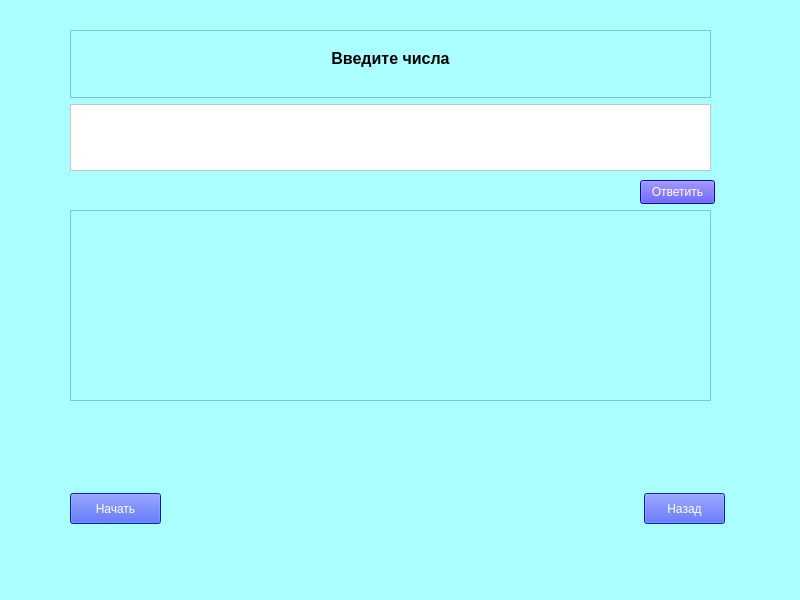
First picture: the form in game.ui, repository MarinaMM-IDB-23-11/Laba3, before the edit.
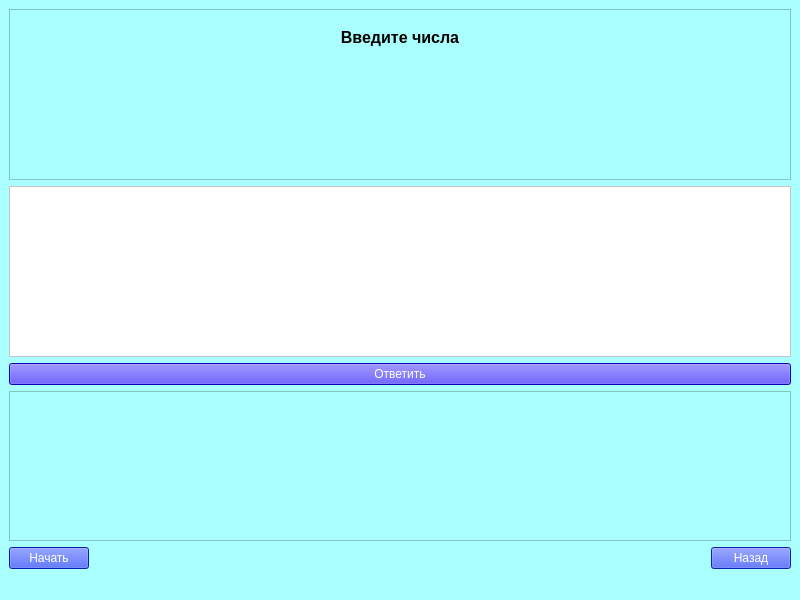
Second picture: the form after the edit.

Commit message: window extension

The edit to the form file:
```diff
--- a/game.ui
+++ b/game.ui
@@ -20,15 +20,53 @@
    <property name="styleSheet">
     <string notr="true"/>
    </property>
+   <layout class="QVBoxLayout" name="verticalLayout_4">
+    <item>
+     <layout class="QVBoxLayout" name="verticalLayout_3">
+      <item>
+       <layout class="QVBoxLayout" name="verticalLayout_2">
+        <item>
+         <layout class="QVBoxLayout" name="verticalLayout">
+          <item>
+           <widget class="QTextEdit" name="text">
+            <property name="readOnly">
+             <bool>true</bool>
+            </property>
+            <property name="html">
+             <string>&lt;!DOCTYPE HTML PUBLIC &quot;-//W3C//DTD HTML 4.0//EN&quot; &quot;http://www.w3.org/TR/REC-html40/strict.dtd&quot;&gt;
+&lt;html&gt;&lt;head&gt;&lt;meta name=&quot;qrichtext&quot; content=&quot;1&quot; /&gt;&lt;meta charset=&quot;utf-8&quot; /&gt;&lt;style type=&quot;text/css&quot;&gt;
+p, li { white-space: pre-wrap; }
+hr { height: 1px; border-width: 0; }
+li.unchecked::marker { content: &quot;\2610&quot;; }
+li.checked::marker { content: &quot;\2612&quot;; }
+&lt;/style&gt;&lt;/head&gt;&lt;body style=&quot; font-family:'Segoe UI'; font-size:9pt; font-weight:400; font-style:normal;&quot;&gt;
+&lt;p align=&quot;center&quot; style=&quot;-qt-paragraph-type:empty; margin-top:0px; margin-bottom:0px; margin-left:0px; margin-right:0px; -qt-block-indent:0; text-indent:0px;&quot;&gt;&lt;br /&gt;&lt;/p&gt;
+&lt;p align=&quot;center&quot; style=&quot; margin-top:0px; margin-bottom:0px; margin-left:0px; margin-right:0px; -qt-block-indent:0; text-indent:0px;&quot;&gt;&lt;span style=&quot; font-size:12pt; font-weight:700;&quot;&gt;Введите числа&lt;/span&gt;&lt;/p&gt;&lt;/body&gt;&lt;/html&gt;</string>
+            </property>
+           </widget>
+          </item>
+          <item>
+           <widget class="QTextEdit" name="writing_numbers">
+            <property name="styleSheet">
+             <string notr="true">background-color: rgb(255, 255, 255);</string>
+            </property>
+           </widget>
+          </item>
+         </layout>
+        </item>
+        <item>
+         <widget class="QPushButton" name="answer">
+          <property name="styleSheet">
+           <string notr="true">color: rgb(255, 255, 255);
+background-color: rgb(20, 3, 255);</string>
+          </property>
+          <property name="text">
+           <string>Ответить</string>
+          </property>
+         </widget>
+        </item>
+        <item>
    <widget class="QTextEdit" name="information">
-    <property name="geometry">
-     <rect>
-      <x>70</x>
-      <y>210</y>
-      <width>641</width>
-      <height>191</height>
-     </rect>
-    </property>
     <property name="styleSheet">
      <string notr="true">background-color: rgb(170, 255, 255);
 border-color: rgb(255, 255, 255);
@@ -48,15 +86,37 @@
 &lt;p style=&quot;-qt-paragraph-type:empty; margin-top:0px; margin-bottom:0px; margin-left:0px; margin-right:0px; -qt-block-indent:0; text-indent:0px;&quot;&gt;&lt;br /&gt;&lt;/p&gt;&lt;/body&gt;&lt;/html&gt;</string>
     </property>
    </widget>
+        </item>
+       </layout>
+      </item>
+      <item>
+       <layout class="QHBoxLayout" name="horizontalLayout">
+        <item>
+         <widget class="QPushButton" name="start">
+          <property name="styleSheet">
+           <string notr="true">color: rgb(255, 255, 255);
+background-color: rgb(7, 44, 255);</string>
+          </property>
+          <property name="text">
+           <string>Начать</string>
+          </property>
+         </widget>
+        </item>
+        <item>
+         <spacer name="horizontalSpacer">
+          <property name="orientation">
+           <enum>Qt::Orientation::Horizontal</enum>
+          </property>
+          <property name="sizeHint" stdset="0">
+           <size>
+            <width>40</width>
+            <height>20</height>
+           </size>
+          </property>
+         </spacer>
+        </item>
+        <item>
    <widget class="QPushButton" name="Exit">
-    <property name="geometry">
-     <rect>
-      <x>644</x>
-      <y>493</y>
-      <width>81</width>
-      <height>31</height>
-     </rect>
-    </property>
     <property name="styleSheet">
      <string notr="true">background-color: rgb(14, 46, 255);
 color: rgb(255, 255, 255);</string>
@@ -65,77 +125,12 @@
      <string>Назад</string>
     </property>
    </widget>
-   <widget class="QPushButton" name="start">
-    <property name="geometry">
-     <rect>
-      <x>70</x>
-      <y>493</y>
-      <width>91</width>
-      <height>31</height>
-     </rect>
-    </property>
-    <property name="styleSheet">
-     <string notr="true">color: rgb(255, 255, 255);
-background-color: rgb(7, 44, 255);</string>
-    </property>
-    <property name="text">
-     <string>Начать</string>
-    </property>
-   </widget>
-   <widget class="QPushButton" name="answer">
-    <property name="geometry">
-     <rect>
-      <x>640</x>
-      <y>180</y>
-      <width>75</width>
-      <height>24</height>
-     </rect>
-    </property>
-    <property name="styleSheet">
-     <string notr="true">color: rgb(255, 255, 255);
-background-color: rgb(20, 3, 255);</string>
-    </property>
-    <property name="text">
-     <string>Ответить</string>
-    </property>
-   </widget>
-   <widget class="QWidget" name="">
-    <property name="geometry">
-     <rect>
-      <x>70</x>
-      <y>30</y>
-      <width>641</width>
-      <height>141</height>
-     </rect>
-    </property>
-    <layout class="QVBoxLayout" name="verticalLayout">
-     <item>
-      <widget class="QTextEdit" name="text">
-       <property name="readOnly">
-        <bool>true</bool>
-       </property>
-       <property name="html">
-        <string>&lt;!DOCTYPE HTML PUBLIC &quot;-//W3C//DTD HTML 4.0//EN&quot; &quot;http://www.w3.org/TR/REC-html40/strict.dtd&quot;&gt;
-&lt;html&gt;&lt;head&gt;&lt;meta name=&quot;qrichtext&quot; content=&quot;1&quot; /&gt;&lt;meta charset=&quot;utf-8&quot; /&gt;&lt;style type=&quot;text/css&quot;&gt;
-p, li { white-space: pre-wrap; }
-hr { height: 1px; border-width: 0; }
-li.unchecked::marker { content: &quot;\2610&quot;; }
-li.checked::marker { content: &quot;\2612&quot;; }
-&lt;/style&gt;&lt;/head&gt;&lt;body style=&quot; font-family:'Segoe UI'; font-size:9pt; font-weight:400; font-style:normal;&quot;&gt;
-&lt;p align=&quot;center&quot; style=&quot;-qt-paragraph-type:empty; margin-top:0px; margin-bottom:0px; margin-left:0px; margin-right:0px; -qt-block-indent:0; text-indent:0px;&quot;&gt;&lt;br /&gt;&lt;/p&gt;
-&lt;p align=&quot;center&quot; style=&quot; margin-top:0px; margin-bottom:0px; margin-left:0px; margin-right:0px; -qt-block-indent:0; text-indent:0px;&quot;&gt;&lt;span style=&quot; font-size:12pt; font-weight:700;&quot;&gt;Введите числа&lt;/span&gt;&lt;/p&gt;&lt;/body&gt;&lt;/html&gt;</string>
-       </property>
-      </widget>
-     </item>
-     <item>
-      <widget class="QTextEdit" name="writing_numbers">
-       <property name="styleSheet">
-        <string notr="true">background-color: rgb(255, 255, 255);</string>
-       </property>
-      </widget>
-     </item>
-    </layout>
-   </widget>
+        </item>
+       </layout>
+      </item>
+     </layout>
+    </item>
+   </layout>
   </widget>
   <widget class="QMenuBar" name="menubar">
    <property name="geometry">
```
Lines whose indentation alone changed are shown as unchanged. The commit also changes 7 other files.
